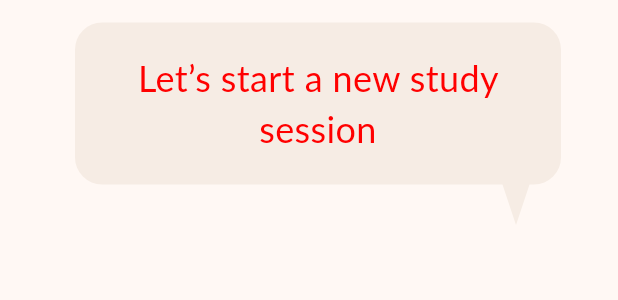
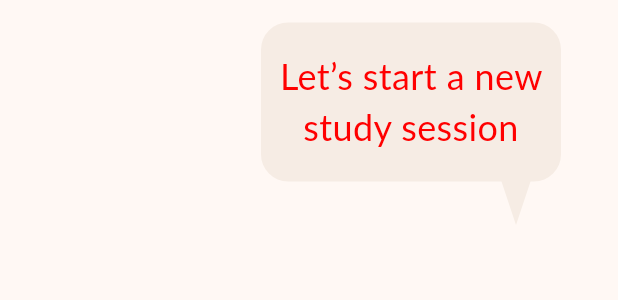
Before and after one commit to FedirSychov/Buddy-AR-App, a Flutter app: the SpeechBubble widget shown alone on an empty page, opened directly, on a phone screen of 412 x 824 dp. Shown: the top 300 px of the screen. Run offline on Flutter 3.47's test engine with Material 2 defaults, Android fonts, the phone set to English and light mode, and no system bars; our stand-ins replace carousel_slider, dots_indicator, flutter_local_notifications, flutter_native_timezone, rxdart, shared_preferences and 2 more; missing offline and left inert: ar_flutter_plugin; accounts and stored records are empty; Roboto replaces fonts that are missing (Lato).

Commit message:
Speech bubbles fix (#40)
* SpeechBubblesInHomeScreen

* SpeechBubblesFix

```diff
--- a/lib/views/DesignViews/customShape.dart
+++ b/lib/views/DesignViews/customShape.dart
@@ -24,9 +24,9 @@ class CustomShape extends CustomPainter {
     ]; //0,1,2 = x1,x2,x3, 3,4,5 = y1,y2,y3
 
     if (leftSide) {
-      xyAray[0] = -width / 4 - 50;
-      xyAray[1] = -width / 4 - 60;
-      xyAray[2] = -width / 4 - 70;
+      xyAray[0] = -width / 6;
+      xyAray[1] = -width / 6 - 10;
+      xyAray[2] = -width / 6 - 20;
     } else {
       xyAray[0] = -20;
       xyAray[1] = -30;
@@ -44,9 +44,9 @@ class CustomShape extends CustomPainter {
     }
 
     if (smallText && textLength > 32) {
-      xyAray[3] = 20;
-      xyAray[4] = 50;
-      xyAray[5] = 20;
+      xyAray[3] = 10;
+      xyAray[4] = 40;
+      xyAray[5] = 10;
     }
 
     path.lineTo(xyAray[0], xyAray[3]);
--- a/lib/views/DesignViews/sendMessageScreen.dart
+++ b/lib/views/DesignViews/sendMessageScreen.dart
@@ -54,13 +54,17 @@ class _SpeechBubble extends State<SpeechBubble> with TickerProviderStateMixin {
             // SizedBox(height: 30),
             Flexible(
                 child: Row(
-              mainAxisAlignment: MainAxisAlignment.end,
+              mainAxisAlignment: widget.type.leftSide
+                  ? MainAxisAlignment.start
+                  : MainAxisAlignment.end,
               crossAxisAlignment: CrossAxisAlignment.start,
               children: [
                 Flexible(
                   child: Container(
+                      width: widget.type.smallText ? 180 : 200,
+                      height: widget.type.smallText ? 60 : 106,
                       padding: const EdgeInsets.symmetric(
-                        horizontal: 40, vertical: 20),
+                          horizontal: 0, vertical: 0),
                       decoration: const BoxDecoration(
                         color: Color.fromARGB(255, 246, 236, 228),
                         borderRadius: BorderRadius.only(
@@ -69,14 +73,15 @@ class _SpeechBubble extends State<SpeechBubble> with TickerProviderStateMixin {
                             bottomRight: Radius.circular(18),
                             topRight: Radius.circular(18)),
                       ),
+                      child: Center(
                         child: Text(
                           widget.type.message,
                           style: TextStyle(
                               fontFamily: 'Lato',
-                          fontSize: widget.type.smallText ? 14 : 24),
+                              fontSize: widget.type.smallText ? 12 : 24),
                           textAlign: TextAlign.center,
                         ),
-                  ),
+                      )),
                 ),
                 Container(
                   margin: const EdgeInsets.only(top: 50, right: 20),
```
Also changed, not shown: lib/views/homeView.dart (+55 -3 lines). Lines whose indentation alone changed are shown as unchanged.
